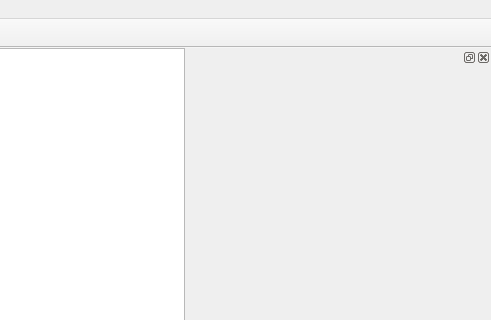
Before: the Qt Designer form gui/mainwindow.ui in sbrepo2022/equiv_solver, drawn with Qt 5; both pictures show x 459 to 950 and y 0 to 320 of the 950 by 750 pixel window.
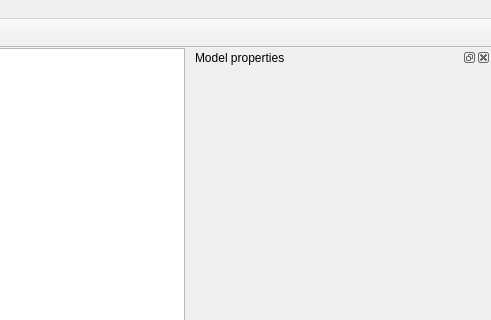
After: the same form once the commit is applied. Icons and pictures are not drawn. Custom widgets are drawn as their Qt base class.

Commit message: Create connector interfaces. Add object properties managment.

Diff of the .ui file:
```diff
--- a/gui/mainwindow.ui
+++ b/gui/mainwindow.ui
@@ -157,9 +157,12 @@
    <property name="minimumSize">
     <size>
      <width>300</width>
-     <height>35</height>
+     <height>64</height>
     </size>
    </property>
+   <property name="windowTitle">
+    <string>Model properties</string>
+   </property>
    <attribute name="dockWidgetArea">
     <number>2</number>
    </attribute>
```
Left out of the diff: 27 changed lines with no effect on the pictures. The commit also changes 80 other files.
